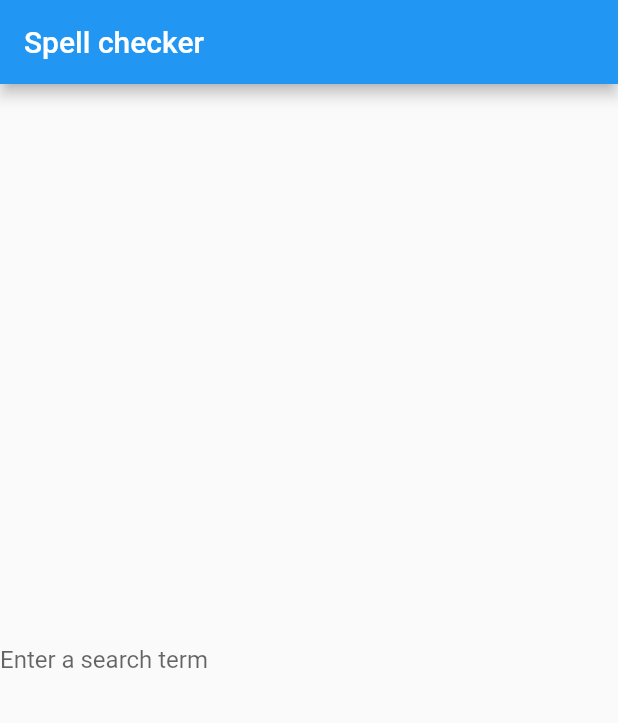
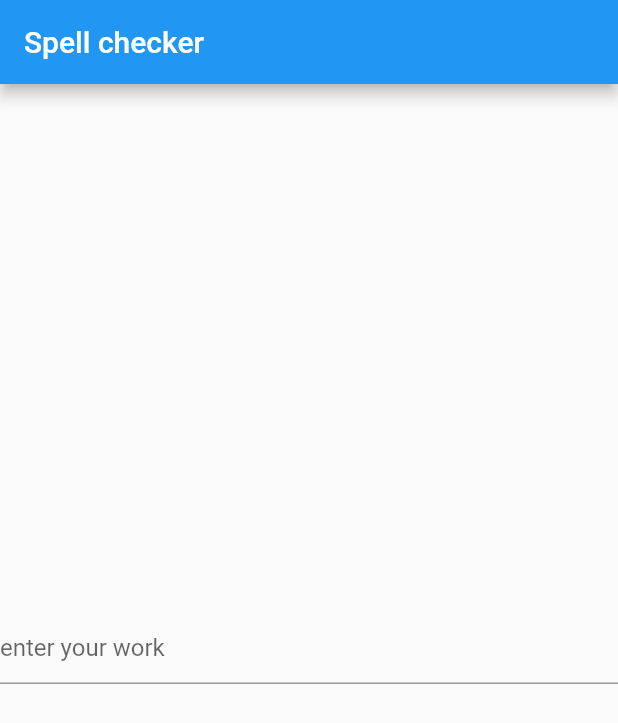
Before and after one commit to MermertH/spell-checker, a Flutter app: the screen it shows after launch, on a phone screen of 412 x 824 dp. Shown: the top 723 px of the screen. Run offline on Flutter 3.47's test engine with Material 2 defaults, Android fonts, the phone set to English and light mode, and no system bars.

```diff
--- a/lib/main.dart
+++ b/lib/main.dart
@@ -2,7 +2,18 @@ import 'package:flutter/material.dart';
 
 void main() => runApp(MyApp());
 
-class MyApp extends StatelessWidget {
+class MyApp extends StatefulWidget {
+  @override
+  State<StatefulWidget> createState() {
+    // TODO: implement createState
+    return MyAppState();
+  }
+}
+
+class MyAppState extends State<MyApp> {
+  final TextEditingController _controller = new TextEditingController();
+  String result = "";
+
   @override
   Widget build(BuildContext context) {
     return MaterialApp(
@@ -17,10 +28,21 @@ class MyApp extends StatelessWidget {
           children: <Widget>[
             TextField(
               decoration: InputDecoration(
-                  border: InputBorder.none,
-                  hintText: ('Enter a search term'),
+                hintText: ('enter your work'),
               ),
+              onSubmitted: (String str) {
+                setState(() {
+                  if(str==" " || str== null || str=="" )
+                  {
+                    result=" you did not enter any word";
+                  }else {result = str;}
+
+                });
+                _controller.text = "";
+              },
+              controller: _controller,
             ),
+            Text(result),
           ],
         ),
       )),
```
